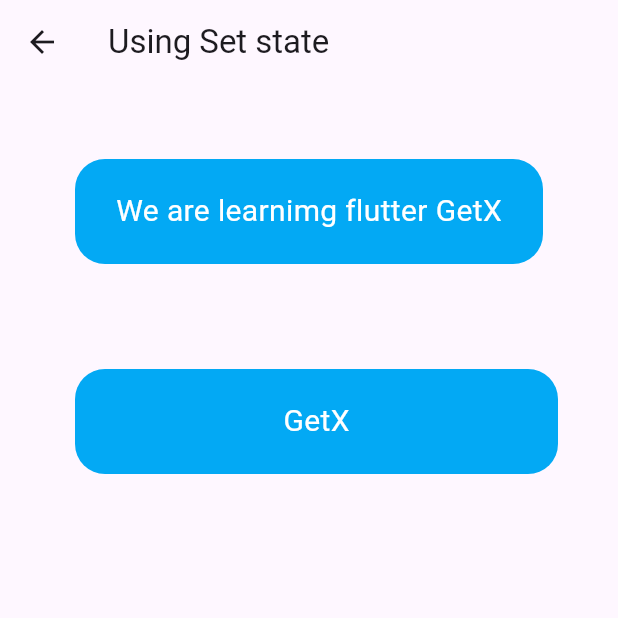
After one commit to arafatmisbawebdeveloper/flutter_1st_try, a Flutter app: the Practicesetstate screen opened directly, after a tap on "GetX", on a phone screen of 412 x 824 dp, the top half of it. The commit adds this screen. Run offline on Flutter 3.47's test engine with Material 3 defaults, Android fonts, the phone set to English and light mode, and no system bars.

Commit message:
too long

```diff
--- a/lib/Class13/midTerm.dart
+++ b/lib/Class13/midTerm.dart
@@ -14,13 +14,6 @@ class _ProductDetails extends State<ProductSetState> {
       backgroundColor: Colors.purple.shade50,
       appBar: AppBar(
         backgroundColor: Colors.purple.shade50,
-        elevation: 0,
-        leading: IconButton(
-          icon: Icon(Icons.arrow_back, color: Colors.black),
-          onPressed: () {
-            Navigator.pushNamed(context, "/main");
-          },
-        ),
         actions: [
           IconButton(
             icon: Icon(Icons.favorite_border, color: Colors.black),
--- a/lib/Home/home_view.dart
+++ b/lib/Home/home_view.dart
@@ -5,6 +5,7 @@ import 'package:flutter_1st_try/Class_5/Class_5/ButtonsGuide/buttons_guide_view.
 import 'package:flutter_1st_try/Class_5/Class_5/ExpandedGuide/expanded_guide_view.dart';
 import 'package:flutter_1st_try/Class_5/Class_5/GridViewCountGuide/gridview_count_guide_view.dart';
 import 'package:flutter_1st_try/PracticeAtHome/HomeTask.dart';
+import 'package:flutter_1st_try/PracticeAtHome/PracticeSetState.dart';
 import 'package:flutter_1st_try/PracticeAtHome/show.dart';
 import 'package:flutter_1st_try/class3/CardGuide/card_guide_view.dart';
 import 'package:flutter_1st_try/class3/ColumnExample/column_example.dart';
@@ -41,8 +42,7 @@ class HomeScreen extends StatelessWidget {
     {'title': 'FirstPage of Navigation', 'page': const NavigationGuide()},
     {'title': 'Dart Basic Screen', 'page': const DartBasic()},
     {'title': 'Mid Term ', 'page': ProductSetState()},
-
-    // {'title': 'SizedBox Example', 'page': SizedBoxExample()},
+    {'title': 'SetState Example', 'page': Practicesetstate()},
     // {'title': 'Center Example', 'page': CenterExample()},
   ];
 
--- /dev/null
+++ b/lib/PracticeAtHome/PracticeSetState.dart
@@ -0,0 +1,46 @@
+import 'package:flutter/material.dart';
+import 'package:flutter_1st_try/PracticeAtHome/createButton.dart';
+
+class Practicesetstate extends StatefulWidget {
+  const Practicesetstate({super.key});
+
+  @override
+  _MyAppState createState() => _MyAppState();
+}
+
+class _MyAppState extends State<Practicesetstate> {
+  String topic = "packages";
+  callback(cngTopic) {
+    setState(() {
+      topic = cngTopic;
+    });
+  }
+
+  @override
+  Widget build(BuildContext context) {
+    return Scaffold(
+      appBar: AppBar(
+        title: Text("Using Set state"),
+      ),
+      body: Column(
+        children: [
+          Container(
+            width: double.maxFinite,
+            height: 70,
+            margin: const EdgeInsets.all(50),
+            decoration: BoxDecoration(
+                color: Colors.lightBlue,
+                borderRadius: BorderRadius.circular(20)),
+            child: Center(
+              child: Text(
+                "We are learnimg flutter " + topic,
+                style: TextStyle(color: Colors.white, fontSize: 20),
+              ),
+            ),
+          ),
+          MyButton(topic: "GetX", callbackFunction: callback),
+        ],
+      ),
+    );
+  }
+}
--- /dev/null
+++ b/lib/PracticeAtHome/createButton.dart
@@ -0,0 +1,30 @@
+import 'package:flutter/material.dart';
+
+class MyButton extends StatelessWidget {
+  final String topic;
+  final Function callbackFunction;
+  const MyButton(
+      {super.key, required this.topic, required this.callbackFunction});
+
+  @override
+  Widget build(BuildContext context) {
+    return GestureDetector(
+      onTap: () {
+        callbackFunction(topic);
+      },
+      child: Container(
+        width: double.maxFinite,
+        height: 70,
+        margin: const EdgeInsets.only(left: 50, right: 40, top: 20, bottom: 20),
+        decoration: BoxDecoration(
+            color: Colors.lightBlue, borderRadius: BorderRadius.circular(20)),
+        child: Center(
+          child: Text(
+            topic,
+            style: TextStyle(color: Colors.white, fontSize: 20),
+          ),
+        ),
+      ),
+    );
+  }
+}
--- a/lib/main.dart
+++ b/lib/main.dart
@@ -16,7 +16,7 @@ class MyApp extends StatelessWidget {
     return MaterialApp(
         debugShowCheckedModeBanner: false,
         title: 'ListView Navigation',
-        theme: ThemeData(primarySwatch: Colors.blue),
+        theme: ThemeData(primarySwatch: Colors.green),
         home: HomeScreen(),
         routes: {
           "/home": (context) => NavigationGuide(),
```
